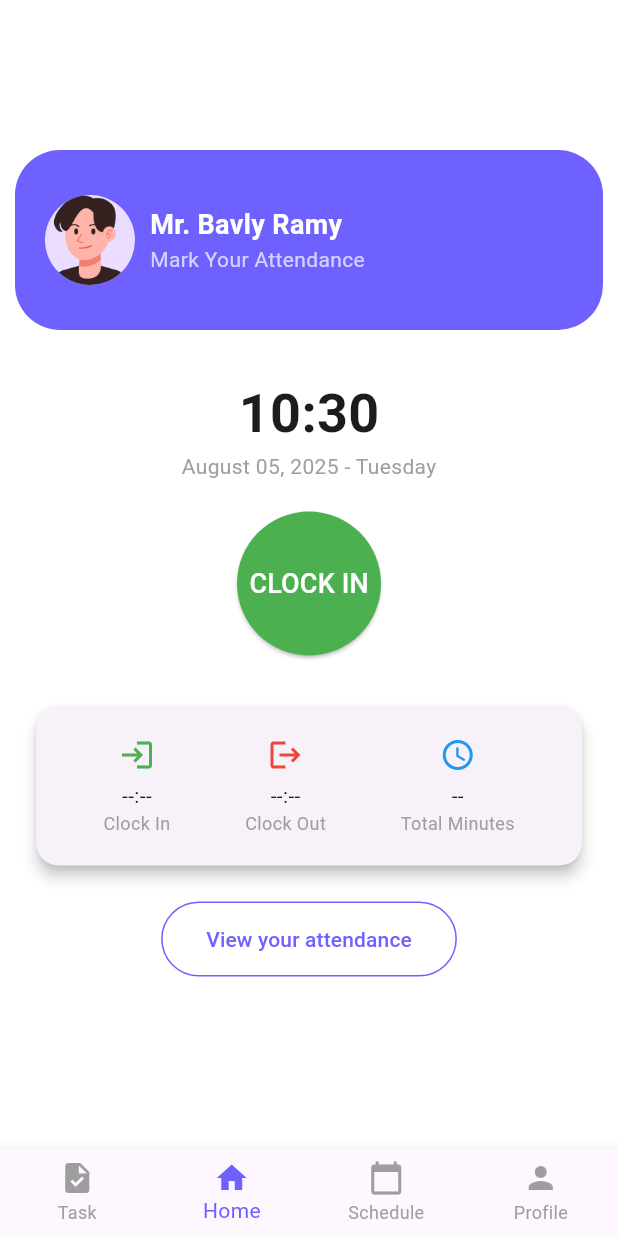
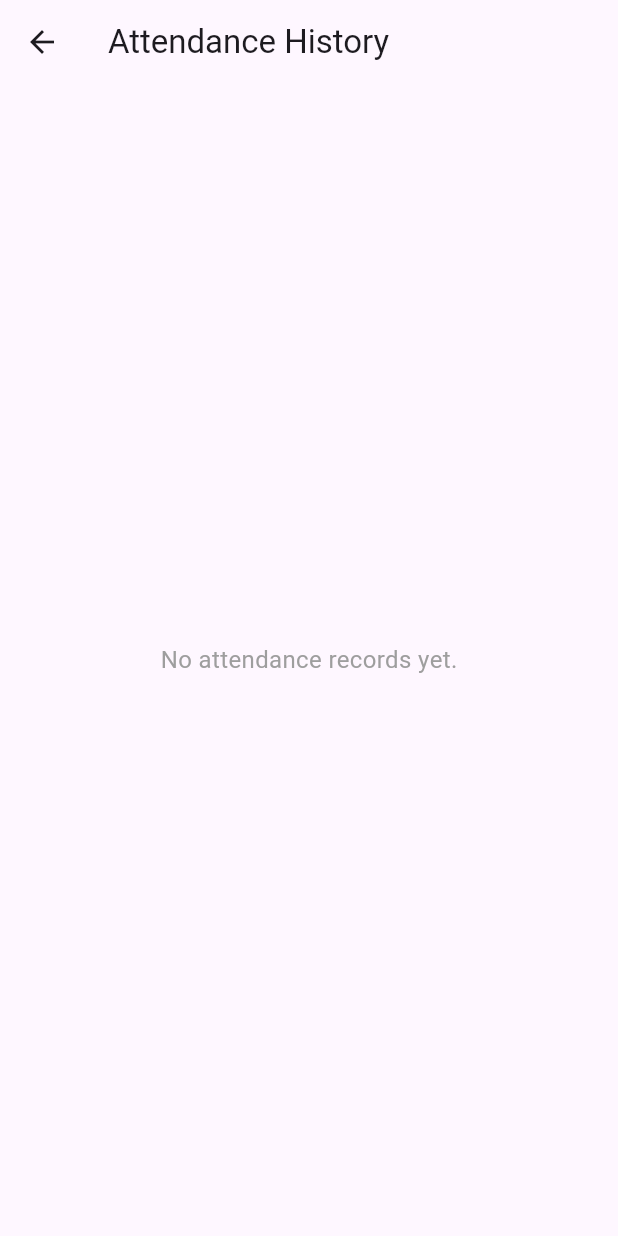
Before and after one commit to Bavlyy-Ramy/SCB_Attendance_App, a Flutter app: the screen it shows after launch, after a tap on "View your attendance", on a phone screen of 412 x 824 dp. Run offline on Flutter 3.47's test engine with Material 3 defaults, Android fonts, the phone set to English and light mode, and no system bars; our stand-ins replace cloud_firestore, equatable, firebase_auth, firebase_core, flutter_bloc, font_awesome_flutter and 1 more; accounts and stored records are empty.

Commit message:
Attendance Cubit

```diff
--- a/lib/main.dart
+++ b/lib/main.dart
@@ -3,11 +3,12 @@ import 'package:flutter/material.dart';
 import 'package:flutter_bloc/flutter_bloc.dart';
 import 'package:scb_attendance_app/firebase_options.dart';
 import 'package:scb_attendance_app/injection_container.dart' as di;
-import 'package:scb_attendance_app/presentation/blocs/auth_cubit/auth_cubit.dart';
+import 'package:scb_attendance_app/presentation/cubits/auth_cubit/auth_cubit.dart';
 import 'package:scb_attendance_app/presentation/pages/admin_register_page.dart';
 import 'package:scb_attendance_app/presentation/pages/home_page.dart';
 import 'package:scb_attendance_app/presentation/pages/login_page.dart';
 import 'package:scb_attendance_app/presentation/pages/register_page.dart';
+import 'package:scb_attendance_app/presentation/pages/view_attendance_history.dart';
 
 final navigatorKey = GlobalKey<NavigatorState>();
 
@@ -43,6 +44,7 @@ class SCBAttendace extends StatelessWidget {
           RegisterPage.route: (context) => const RegisterPage(),
           AdminRegisterPage.route: (context) => const AdminRegisterPage(),
           HomePage.route: (context) => const HomePage(),
+          ViewAttendanceHistory.route: (context) => const ViewAttendanceHistory(),
         },
       ),
     );
--- a/lib/presentation/pages/admin_register_page.dart
+++ b/lib/presentation/pages/admin_register_page.dart
@@ -1,8 +1,8 @@
 import 'package:flutter/material.dart';
 import 'package:flutter_bloc/flutter_bloc.dart';
 import 'package:scb_attendance_app/main.dart';
-import 'package:scb_attendance_app/presentation/blocs/auth_cubit/auth_cubit.dart';
-import 'package:scb_attendance_app/presentation/blocs/auth_cubit/auth_state.dart';
+import 'package:scb_attendance_app/presentation/cubits/auth_cubit/auth_cubit.dart';
+import 'package:scb_attendance_app/presentation/cubits/auth_cubit/auth_state.dart';
 import 'package:scb_attendance_app/presentation/pages/home_page.dart';
 import 'package:scb_attendance_app/presentation/pages/widgets/loading_dialog.dart.dart';
 import 'package:scb_attendance_app/presentation/pages/widgets/message_dialog.dart';
--- a/lib/presentation/pages/home_page.dart
+++ b/lib/presentation/pages/home_page.dart
@@ -1,5 +1,6 @@
 import 'package:flutter/material.dart';
 import 'package:intl/intl.dart';
+import 'package:scb_attendance_app/presentation/pages/view_attendance_history.dart';
 
 class HomePage extends StatefulWidget {
   const HomePage({super.key});
@@ -218,7 +219,9 @@ class _HomePageState extends State<HomePage> {
             ),
             const SizedBox(height: 20),
             OutlinedButton(
-              onPressed: () {},
+              onPressed: () {
+                Navigator.pushNamed(context, ViewAttendanceHistory.route);
+              },
               style: OutlinedButton.styleFrom(
                 foregroundColor: const Color(0xFF6E61FF),
                 side: const BorderSide(color: Color(0xFF6E61FF)),
--- a/lib/presentation/pages/login_page.dart
+++ b/lib/presentation/pages/login_page.dart
@@ -1,8 +1,8 @@
 import 'package:flutter/material.dart';
 import 'package:flutter_bloc/flutter_bloc.dart';
 import 'package:font_awesome_flutter/font_awesome_flutter.dart';
-import 'package:scb_attendance_app/presentation/blocs/auth_cubit/auth_cubit.dart';
-import 'package:scb_attendance_app/presentation/blocs/auth_cubit/auth_state.dart';
+import 'package:scb_attendance_app/presentation/cubits/auth_cubit/auth_cubit.dart';
+import 'package:scb_attendance_app/presentation/cubits/auth_cubit/auth_state.dart';
 import 'package:scb_attendance_app/presentation/pages/home_page.dart';
 import 'package:scb_attendance_app/presentation/pages/register_page.dart';
 import 'package:scb_attendance_app/presentation/pages/widgets/message_dialog.dart';
--- a/lib/presentation/pages/register_page.dart
+++ b/lib/presentation/pages/register_page.dart
@@ -2,8 +2,8 @@ import 'package:flutter/material.dart';
 import 'package:flutter_bloc/flutter_bloc.dart';
 import 'package:font_awesome_flutter/font_awesome_flutter.dart';
 import 'package:scb_attendance_app/main.dart';
-import 'package:scb_attendance_app/presentation/blocs/auth_cubit/auth_cubit.dart';
-import 'package:scb_attendance_app/presentation/blocs/auth_cubit/auth_state.dart';
+import 'package:scb_attendance_app/presentation/cubits/auth_cubit/auth_cubit.dart';
+import 'package:scb_attendance_app/presentation/cubits/auth_cubit/auth_state.dart';
 import 'package:scb_attendance_app/presentation/pages/admin_register_page.dart';
 import 'package:scb_attendance_app/presentation/pages/home_page.dart';
 import 'package:scb_attendance_app/presentation/pages/widgets/loading_dialog.dart.dart';
--- /dev/null
+++ b/lib/presentation/pages/view_attendance_history.dart
@@ -0,0 +1,27 @@
+import 'package:flutter/material.dart';
+import 'package:scb_attendance_app/main.dart';
+
+class ViewAttendanceHistory extends StatelessWidget {
+  const ViewAttendanceHistory({super.key});
+
+  static const route = '/view_attendance_page';
+
+  @override
+  Widget build(BuildContext context) {
+    return Scaffold(
+      appBar: AppBar(
+        title: const Text("Attendance History"),
+        leading: IconButton(
+          icon: const Icon(Icons.arrow_back),
+          onPressed: () => Navigator.of(context).pop(),
+        ),
+      ),
+      body: const Center(
+        child: Text(
+          "No attendance records yet.",
+          style: TextStyle(fontSize: 16, color: Colors.grey),
+        ),
+      ),
+    );
+  }
+}
```
Also changed, not shown: lib/presentation/cubits/attendance_cubit/attendance_cubit.dart (added, +62 -0 lines), lib/presentation/cubits/attendance_cubit/attendance_state.dart (added, +42 -0 lines), lib/presentation/cubits/auth_cubit/auth_cubit.dart (renamed from lib/presentation/blocs/auth_cubit/auth_cubit.dart), lib/presentation/cubits/auth_cubit/auth_state.dart (renamed from lib/presentation/blocs/auth_cubit/auth_state.dart).
